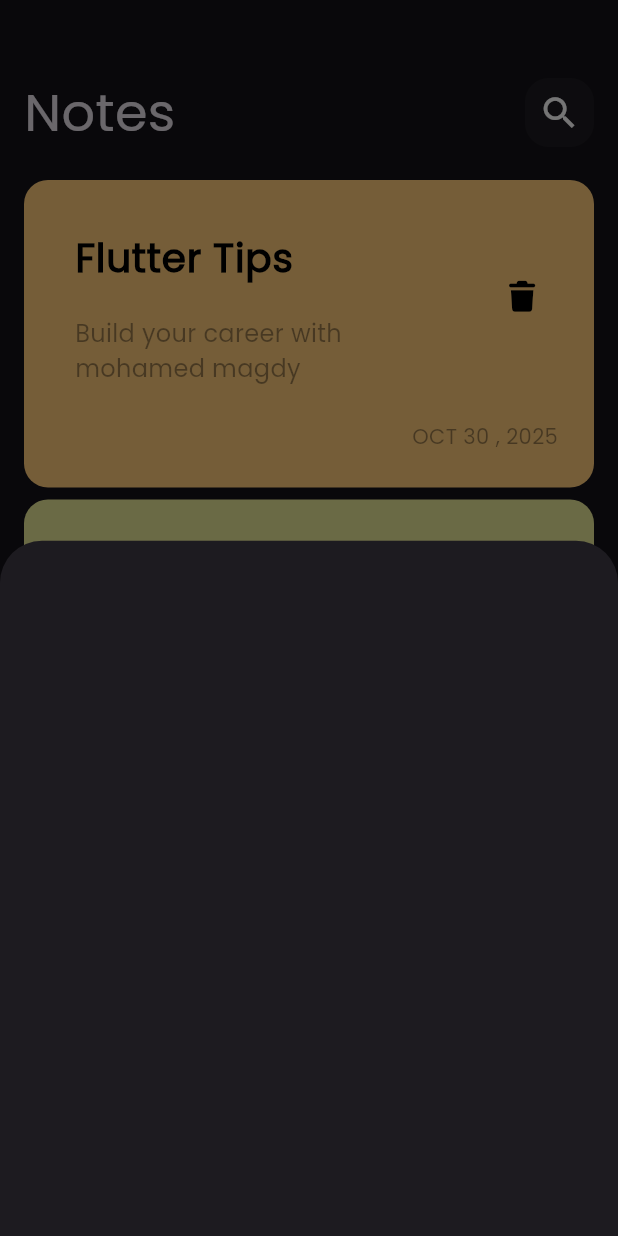
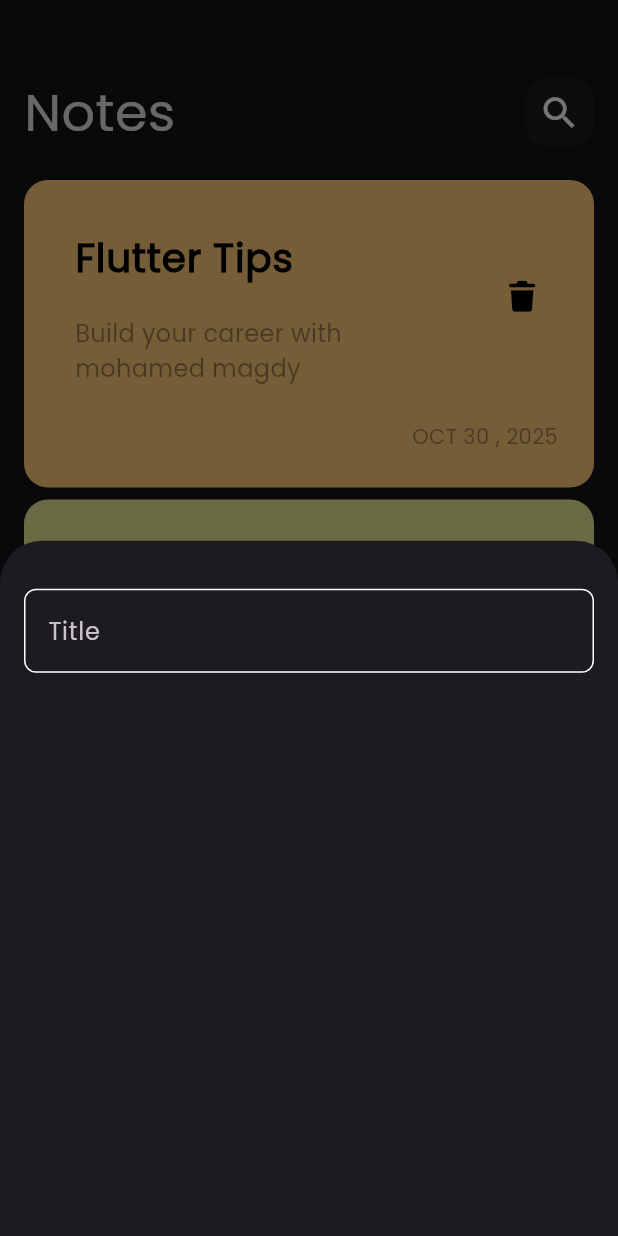
Before and after one commit to mohamed131999/notes_app, a Flutter app: the screen it shows after launch, after a tap on the "add" icon, on a phone screen of 412 x 824 dp. Run offline on Flutter 3.47's test engine with Material 3 defaults, Android fonts, the phone set to English and light mode, and no system bars; our stand-ins replace font_awesome_flutter.

Commit message:
Create Custom Text Field

```diff
--- a/lib/views/notes_view.dart
+++ b/lib/views/notes_view.dart
@@ -12,6 +12,9 @@ class NotesView extends StatelessWidget {
         backgroundColor: Color(0xff57EBD6),
         onPressed: () {
           showModalBottomSheet(
+            // shape: RoundedRectangleBorder(
+            //   borderRadius: BorderRadiusGeometry.circular(16),
+            // ),
             context: context,
             builder: (context) {
               return AddNoteBottomSheet();
--- /dev/null
+++ b/lib/widgets/CustomTextField.dart
@@ -0,0 +1,26 @@
+import 'package:flutter/material.dart';
+import 'package:notesapp/widgets/constants.dart';
+
+class Customtextfield extends StatelessWidget {
+  const Customtextfield({super.key});
+
+  @override
+  Widget build(BuildContext context) {
+    return TextField(
+      cursorColor: kprimarycolor,
+      decoration: InputDecoration(
+        hintText: 'Title',
+        border: BuildBorder(),
+        enabledBorder: BuildBorder(),
+        focusedBorder: BuildBorder(kprimarycolor),
+      ),
+    );
+  }
+
+  OutlineInputBorder BuildBorder([Color]) {
+    return OutlineInputBorder(
+      borderRadius: BorderRadius.circular(8),
+      borderSide: BorderSide(color: Color ?? Colors.white),
+    );
+  }
+}
--- a/lib/widgets/Show_modal_bottom_sheet.dart
+++ b/lib/widgets/Show_modal_bottom_sheet.dart
@@ -1,10 +1,16 @@
 import 'package:flutter/material.dart';
+import 'package:notesapp/widgets/CustomTextField.dart';
 
 class AddNoteBottomSheet extends StatelessWidget {
   const AddNoteBottomSheet({super.key});
 
   @override
   Widget build(BuildContext context) {
-    return Container();
+    return Container(
+      child: Padding(
+        padding: const EdgeInsets.symmetric(horizontal: 16.0),
+        child: Column(children: [SizedBox(height: 32), Customtextfield()]),
+      ),
+    );
   }
 }
--- /dev/null
+++ b/lib/widgets/constants.dart
@@ -0,0 +1,3 @@
+import 'package:flutter/material.dart';
+
+const kprimarycolor = Color(0xff62FCD7);
```
